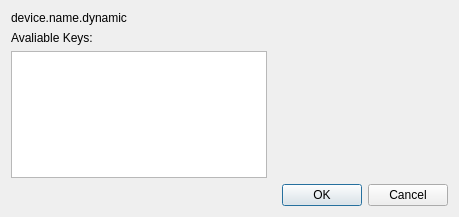
First picture: the form in Touché_Configuration/keysconfigurationdialog.ui, repository GuLinux/Touche, before the edit.
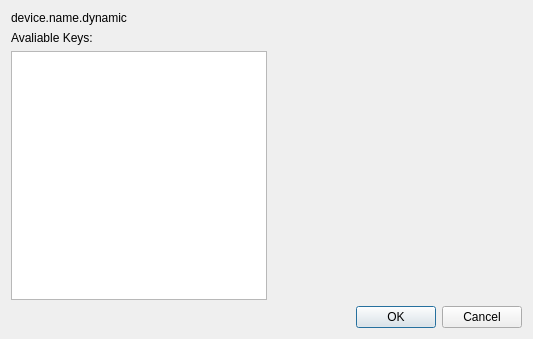
Second picture: the form after the edit. Icons and pictures are not drawn.

Commit message: Fix dialog default size removed many debug messages

```diff
--- a/Touché_Configuration/keysconfigurationdialog.ui
+++ b/Touché_Configuration/keysconfigurationdialog.ui
@@ -6,8 +6,8 @@
    <rect>
     <x>0</x>
     <y>0</y>
-    <width>459</width>
-    <height>217</height>
+    <width>533</width>
+    <height>339</height>
    </rect>
   </property>
   <property name="windowTitle">
```
The commit also changes 3 other files.
